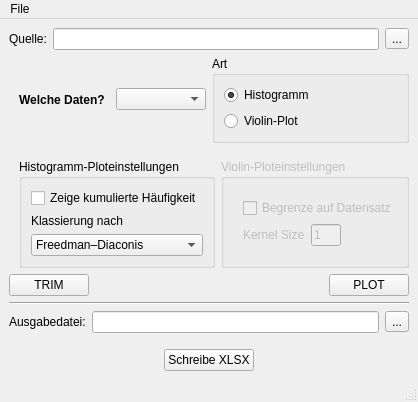
First picture: the form in gui/gui.ui, repository lhalb/gfmanager, before the edit.
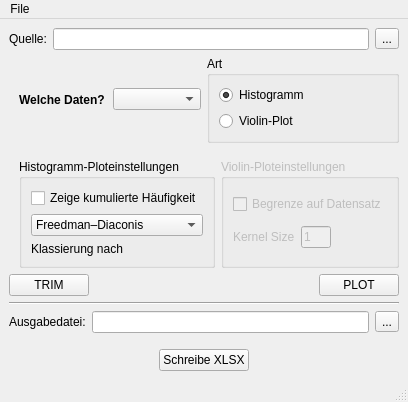
Second picture: the form after the edit.

The edit to the form file:
```diff
--- a/gui/gui.ui
+++ b/gui/gui.ui
@@ -6,8 +6,8 @@
    <rect>
     <x>0</x>
     <y>0</y>
-    <width>379</width>
-    <height>386</height>
+    <width>371</width>
+    <height>390</height>
    </rect>
   </property>
   <property name="windowTitle">
@@ -134,13 +134,6 @@
            </item>
            <item>
             <layout class="QVBoxLayout" name="verticalLayout_4">
-             <item>
-              <widget class="QLabel" name="label_3">
-               <property name="text">
-                <string>Klassierung nach</string>
-               </property>
-              </widget>
-             </item>
              <item>
               <widget class="QComboBox" name="cb_classification">
                <property name="sizePolicy">
@@ -177,6 +170,13 @@
                </item>
               </widget>
              </item>
+             <item>
+              <widget class="QLabel" name="label_3">
+               <property name="text">
+                <string>Klassierung nach</string>
+               </property>
+              </widget>
+             </item>
             </layout>
            </item>
           </layout>
@@ -190,12 +190,7 @@
           <property name="title">
            <string>Violin-Ploteinstellungen</string>
           </property>
-          <layout class="QVBoxLayout" name="verticalLayout_6">
-           <item>
             <layout class="QVBoxLayout" name="verticalLayout_5">
-             <property name="leftMargin">
-              <number>10</number>
-             </property>
              <item>
               <widget class="QCheckBox" name="cb_cut_data">
                <property name="text">
@@ -250,8 +245,6 @@
               </layout>
              </item>
             </layout>
-           </item>
-          </layout>
          </widget>
         </item>
        </layout>
@@ -367,7 +360,7 @@
     <rect>
      <x>0</x>
      <y>0</y>
-     <width>379</width>
+     <width>371</width>
      <height>21</height>
     </rect>
    </property>
```
Lines whose indentation alone changed are shown as unchanged.
